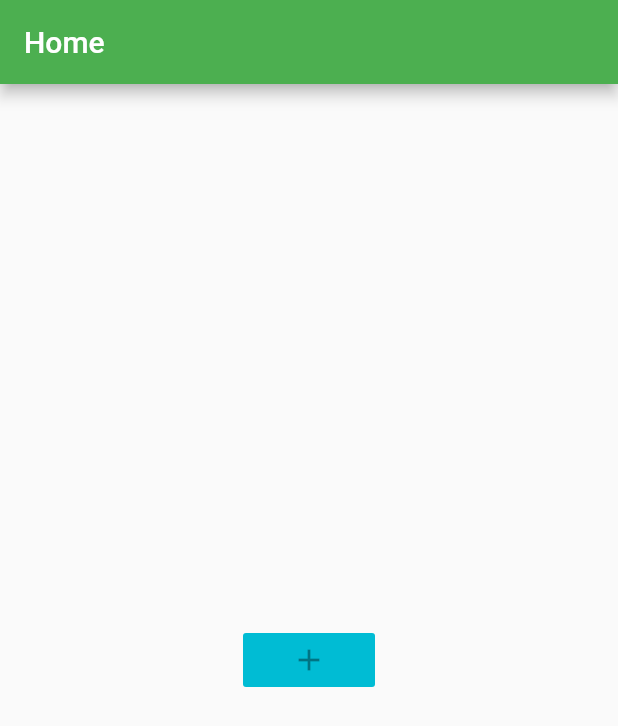
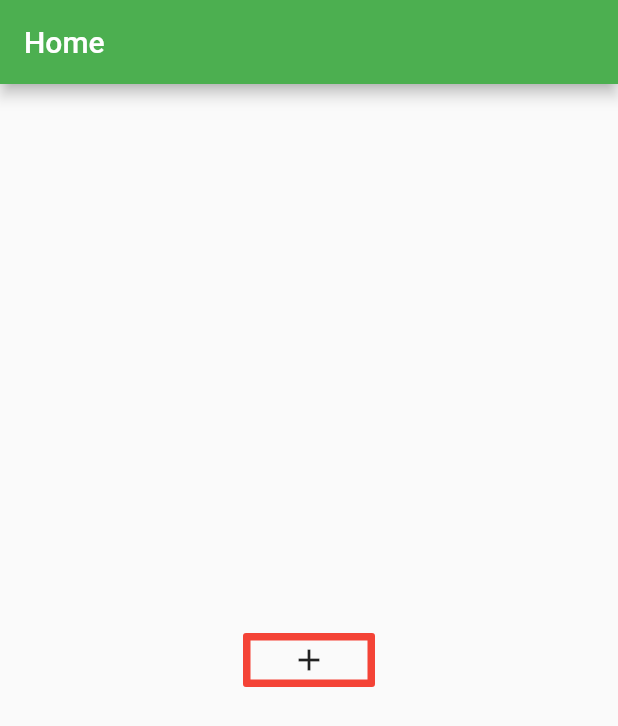
Before and after one commit to nilayingle/FlutterApp, a Flutter app: the screen it shows after launch, on a phone screen of 412 x 824 dp. Shown: the top 726 px of the screen. Run offline on Flutter 3.47's test engine with Material 2 defaults, Android fonts, the phone set to English and light mode, and no system bars; our stand-ins replace toast.

Commit message:
Outline Button Added

```diff
--- a/lib/my_home_app.dart
+++ b/lib/my_home_app.dart
@@ -15,15 +15,25 @@ class _MyHomeState extends State<MyHome> {
         backgroundColor: Colors.green,
       ),
       body: Center(
-        child: RaisedButton(
-          onPressed: null,
+        child: OutlineButton(
+          onPressed: () => print('button pressed'),
           child: Icon(Icons.add),
-          color: Colors.red,
-          colorBrightness: Brightness.dark,
-          elevation: 10,
-          disabledColor: Colors.cyan,
+          borderSide: BorderSide(
+            color: Colors.red,
+            width: 5,
+          ),
         ),
       ),
+      // body: Center(
+      //   child: RaisedButton(
+      //     onPressed: null,
+      //     child: Icon(Icons.add),
+      //     color: Colors.red,
+      //     colorBrightness: Brightness.dark,
+      //     elevation: 10,
+      //     disabledColor: Colors.cyan,
+      //   ),
+      // ),
       // body: Center(
       //   child: RichText(
       //     text: TextSpan(
```
